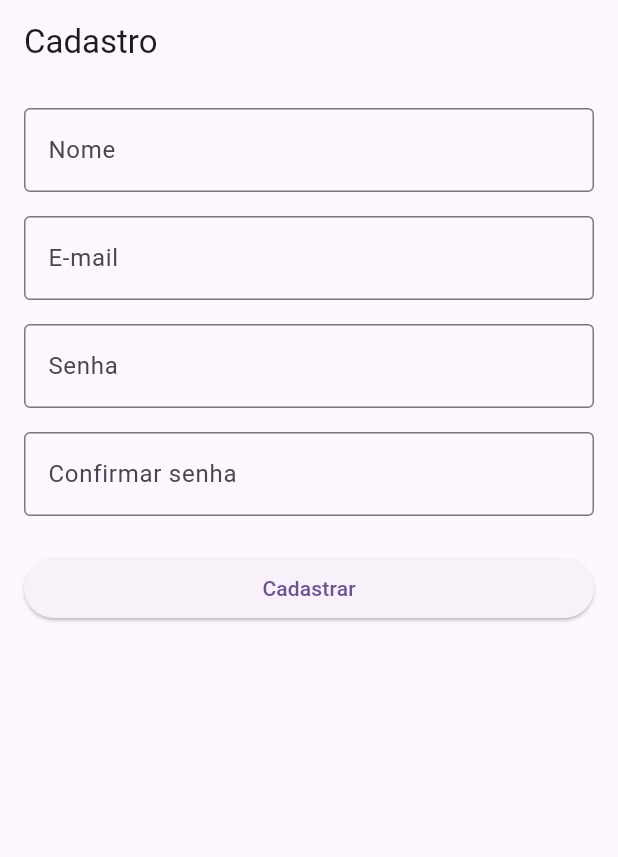
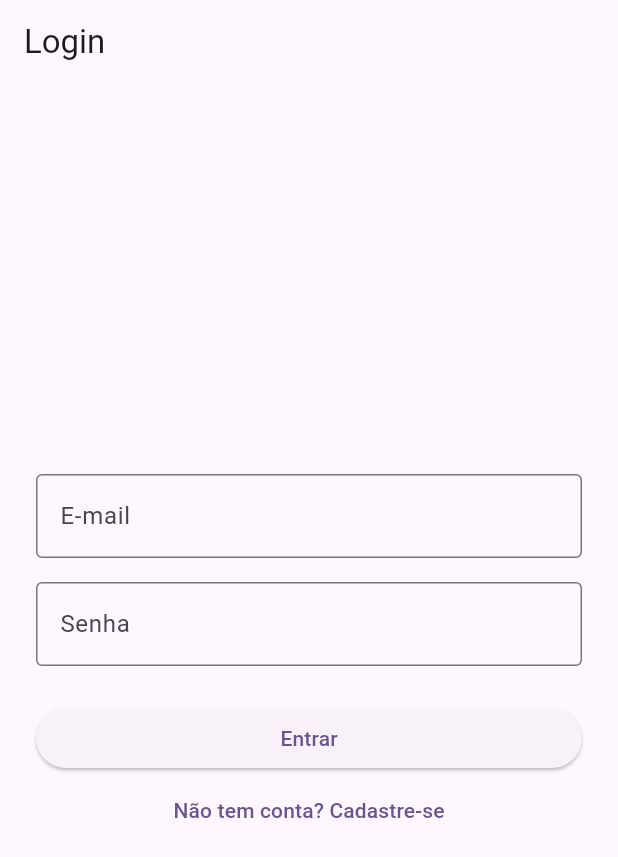
Before and after one commit to gabrieldemoraisfreitas/cadastro_flutter, a Flutter app: the screen it shows after launch, on a phone screen of 412 x 824 dp. Shown: the top 857 px of the screen. Run offline on Flutter 3.47's test engine with Material 3 defaults, Android fonts, the phone set to English and light mode, and no system bars; our stand-ins replace shared_preferences.

Commit message:
Aula6_Token

```diff
--- a/lib/main.dart
+++ b/lib/main.dart
@@ -1,21 +1,33 @@
 import 'package:flutter/material.dart';
-import 'screens/cadastro_screen.dart';
+import 'package:shared_preferences/shared_preferences.dart';
+import 'screens/home_screen.dart';
+import 'screens/login_screen.dart';
 
-void main() {
-  runApp(const MyApp());
+void main() async {
+  // Garante que os plugins Flutter estejam inicializados antes de chamar runApp
+  WidgetsFlutterBinding.ensureInitialized();
+
+  // Lê o token salvo na memória permanente
+  final prefs = await SharedPreferences.getInstance();
+  final String? token = prefs.getString('meu_token_seguro');
+
+  runApp(MyApp(estaLogado: token != null));
 }
 
 class MyApp extends StatelessWidget {
-  const MyApp({super.key});
+  final bool estaLogado;
+  const MyApp({super.key, required this.estaLogado});
 
   @override
   Widget build(BuildContext context) {
     return MaterialApp(
-      title: 'Cadastro',
+      title: 'Sessão Persistente',
       theme: ThemeData(
         colorScheme: ColorScheme.fromSeed(seedColor: Colors.deepPurple),
+        useMaterial3: true,
       ),
-      home: const CadastroScreen(),
+      // Se estiver logado, vai direto para Home; senão, para Login
+      home: estaLogado ? const HomeScreen() : const LoginScreen(),
     );
   }
 }
--- /dev/null
+++ b/lib/screens/login_screen.dart
@@ -0,0 +1,111 @@
+import 'package:flutter/material.dart';
+import 'package:shared_preferences/shared_preferences.dart';
+import '../services/auth_service.dart';
+import 'home_screen.dart';
+import 'cadastro_screen.dart';
+
+class LoginScreen extends StatefulWidget {
+  const LoginScreen({super.key});
+
+  @override
+  State<LoginScreen> createState() => _LoginScreenState();
+}
+
+class _LoginScreenState extends State<LoginScreen> {
+  final _authService = AuthService();
+  bool _carregando = false;
+
+  final _emailController = TextEditingController();
+  final _senhaController = TextEditingController();
+
+  // Salva o token no SharedPreferences
+  Future<void> _salvarSessao(String token) async {
+    final prefs = await SharedPreferences.getInstance();
+    await prefs.setString('meu_token_seguro', token);
+  }
+
+  void _executarLogin() async {
+    setState(() => _carregando = true);
+
+    String? token = await _authService.login(
+      _emailController.text,
+      _senhaController.text,
+    );
+
+    setState(() => _carregando = false);
+
+    if (token != null) {
+      await _salvarSessao(token); // Grava token
+
+      if (!mounted) return;
+      // Vai para Home e remove a tela de login da pilha
+      Navigator.pushReplacement(
+        context,
+        MaterialPageRoute(builder: (_) => const HomeScreen()),
+      );
+    } else {
+      if (!mounted) return;
+      ScaffoldMessenger.of(context).showSnackBar(
+        const SnackBar(content: Text('E-mail ou senha inválidos')),
+      );
+    }
+  }
+
+  @override
+  Widget build(BuildContext context) {
+    return Scaffold(
+      appBar: AppBar(title: const Text('Login')),
+      body: Padding(
+        padding: const EdgeInsets.all(24.0),
+        child: Column(
+          mainAxisAlignment: MainAxisAlignment.center,
+          children: [
+            TextField(
+              controller: _emailController,
+              decoration: const InputDecoration(
+                labelText: 'E-mail',
+                border: OutlineInputBorder(),
+              ),
+              keyboardType: TextInputType.emailAddress,
+            ),
+            const SizedBox(height: 16),
+            TextField(
+              controller: _senhaController,
+              decoration: const InputDecoration(
+                labelText: 'Senha',
+                border: OutlineInputBorder(),
+              ),
+              obscureText: true,
+            ),
+            const SizedBox(height: 24),
+            SizedBox(
+              width: double.infinity,
+              child: ElevatedButton(
+                onPressed: _carregando ? null : _executarLogin,
+                child: _carregando
+                    ? const SizedBox(
+                        width: 20,
+                        height: 20,
+                        child: CircularProgressIndicator(
+                          color: Colors.white,
+                          strokeWidth: 2,
+                        ),
+                      )
+                    : const Text('Entrar'),
+              ),
+            ),
+            TextButton(
+              onPressed: () {
+                Navigator.push(
+                  context,
+                  MaterialPageRoute(builder: (_) => const CadastroScreen()),
+                );
+              },
+              child: const Text('Não tem conta? Cadastre-se'),
+            ),
+          ],
+        ),
+      ),
+    );
+  }
+}
--- /dev/null
+++ b/lib/services/auth_service.dart
@@ -0,0 +1,11 @@
+class AuthService {
+  // Simula uma chamada de API com delay de 2 segundos
+  Future<String?> login(String email, String senha) async {
+    await Future.delayed(const Duration(seconds: 2));
+
+    if (email == "aluno@etec.sp.gov.br" && senha == "123456") {
+      return "sucesso_token_123";
+    }
+    return null;
+  }
+}
--- a/pubspec.yaml
+++ b/pubspec.yaml
@@ -34,6 +34,7 @@ dependencies:
   # The following adds the Cupertino Icons font to your application.
   # Use with the CupertinoIcons class for iOS style icons.
   cupertino_icons: ^1.0.8
+  shared_preferences: ^2.5.5
 
 dev_dependencies:
   flutter_test:
```
Also changed, not shown: lib/screens/cadastro_screen.dart (+16 -23 lines), lib/screens/home_screen.dart (added, +51 -0 lines), pubspec.lock, 1 other file.
